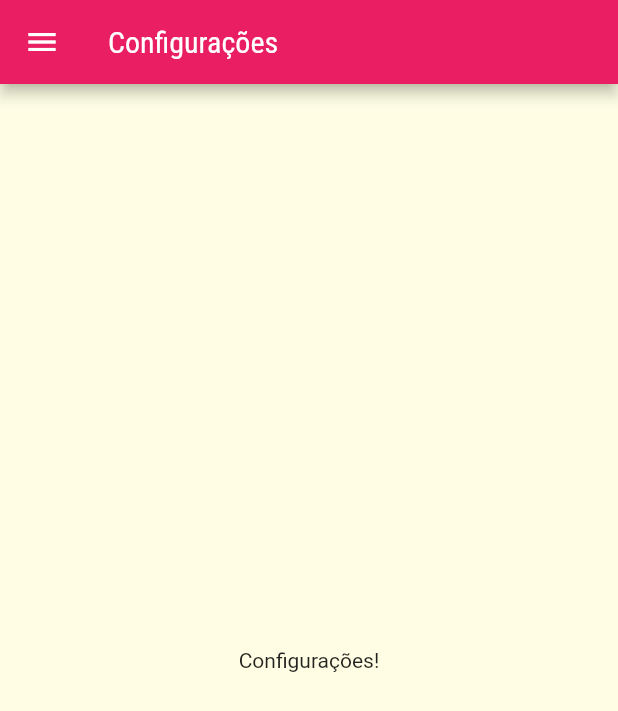
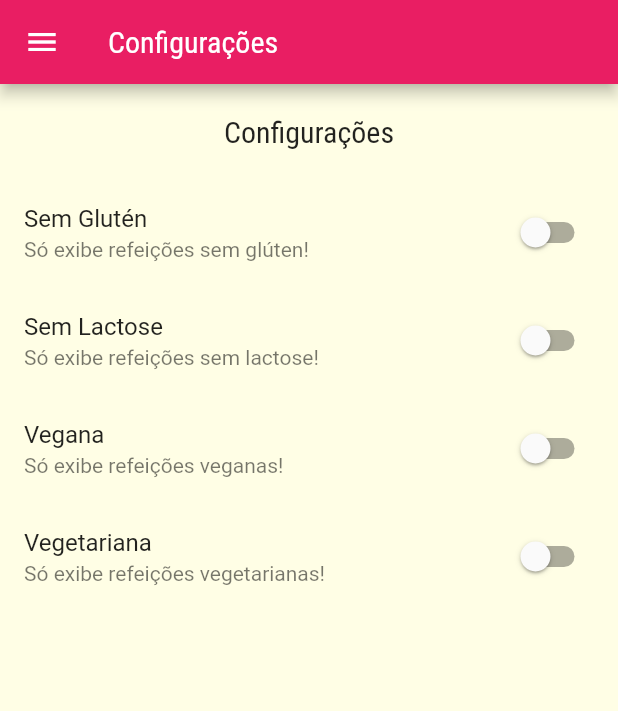
Before and after one commit to RoneyFabio/Meal, a Flutter app: the SettingsScreen screen opened by its route, on a phone screen of 412 x 824 dp. Shown: the top 711 px of the screen. Run offline on Flutter 3.47's test engine with Material 2 defaults, Android fonts, the phone set to English and light mode, and no system bars; network calls fail.

Commit message:
203. Filtrando os Dados #01

```diff
--- a/lib/main.dart
+++ b/lib/main.dart
@@ -4,10 +4,19 @@ import 'utils/app_routes.dart';
 import 'screens/meal_detail_screen.dart';
 import 'screens/tabs_screen.dart';
 import 'screens/settings_screen.dart';
+import 'models/meal.dart';
+import 'data/dummy_data.dart';
 
 void main() => runApp(MyApp());
 
-class MyApp extends StatelessWidget {
+class MyApp extends StatefulWidget {
+  @override
+  State<MyApp> createState() => _MyAppState();
+}
+
+class _MyAppState extends State<MyApp> {
+  List<Meal> _availableMeals = dummyMeals;
+
   @override
   Widget build(BuildContext context) {
     return MaterialApp(
@@ -29,7 +38,8 @@ class MyApp extends StatelessWidget {
       // home: const CategoriesScreen(),
       routes: {
         AppRoutes.HOME: (ctx) => TabsScreen(),
-        AppRoutes.CATEGORIES_MEALS: (ctx) => CategoriesMealsScreen(),
+        AppRoutes.CATEGORIES_MEALS: (ctx) =>
+            CategoriesMealsScreen(_availableMeals),
         AppRoutes.MEAL_DETAIL: (ctx) => MealDetailScreen(),
         AppRoutes.SETTINGS: (ctx) => SettingsScreen(),
       },
--- /dev/null
+++ b/lib/models/settings.dart
@@ -0,0 +1,13 @@
+class Settings {
+  bool isGlutenFree;
+  bool isLactoseFree;
+  bool isVegan;
+  bool isVegetarian;
+
+  Settings({
+    this.isGlutenFree = false,
+    this.isLactoseFree = false,
+    this.isVegan = false,
+    this.isVegetarian = false,
+  });
+}
--- a/lib/screens/categories_meals_screen.dart
+++ b/lib/screens/categories_meals_screen.dart
@@ -1,16 +1,18 @@
 import 'package:flutter/material.dart';
 import '../models/category.dart';
-import '../data/dummy_data.dart';
 import '../components/meal_item.dart';
+import '../models/meal.dart';
 
 class CategoriesMealsScreen extends StatelessWidget {
-  const CategoriesMealsScreen({Key? key}) : super(key: key);
+  const CategoriesMealsScreen(this.meals, {Key? key}) : super(key: key);
+
+  final List<Meal> meals;
 
   @override
   Widget build(BuildContext context) {
     final category = ModalRoute.of(context)!.settings.arguments as Category;
 
-    final categoryMeals = dummyMeals.where((meal) {
+    final categoryMeals = meals.where((meal) {
       return meal.categories.contains(category.id);
     }).toList();
 
--- a/lib/screens/settings_screen.dart
+++ b/lib/screens/settings_screen.dart
@@ -1,18 +1,78 @@
 import 'package:flutter/material.dart';
 import '../components/mains_drawer.dart';
+import '../models/settings.dart';
 
-class SettingsScreen extends StatelessWidget {
-  const SettingsScreen({super.key});
+class SettingsScreen extends StatefulWidget {
+  const SettingsScreen({Key? key}) : super(key: key);
+
+  @override
+  State<SettingsScreen> createState() => _SettingsScreenState();
+}
+
+class _SettingsScreenState extends State<SettingsScreen> {
+  var settings = Settings();
+
+  Widget _createSwitch(
+    String title,
+    String subtitle,
+    bool value,
+    Function(bool) onChanged,
+  ) {
+    return SwitchListTile.adaptive(
+      title: Text(title),
+      subtitle: Text(subtitle),
+      value: value,
+      onChanged: onChanged,
+    );
+  }
 
   @override
   Widget build(BuildContext context) {
     return Scaffold(
       appBar: AppBar(
-        title: Text('Configurações'),
+        title: const Text('Configurações'),
       ),
-      drawer: MainDrawer(),
-      body: Center(
-        child: Text('Configurações!'),
+      drawer: const MainDrawer(),
+      body: Column(
+        children: [
+          Container(
+            padding: const EdgeInsets.all(20),
+            child: Text(
+              'Configurações',
+              style: Theme.of(context).textTheme.headline6,
+            ),
+          ),
+          Expanded(
+            child: ListView(
+              children: [
+                _createSwitch(
+                  'Sem Glutén',
+                  'Só exibe refeições sem glúten!',
+                  settings.isGlutenFree,
+                  (value) => setState(() => settings.isGlutenFree = value),
+                ),
+                _createSwitch(
+                  'Sem Lactose',
+                  'Só exibe refeições sem lactose!',
+                  settings.isLactoseFree,
+                  (value) => setState(() => settings.isLactoseFree = value),
+                ),
+                _createSwitch(
+                  'Vegana',
+                  'Só exibe refeições veganas!',
+                  settings.isVegan,
+                  (value) => setState(() => settings.isVegan = value),
+                ),
+                _createSwitch(
+                  'Vegetariana',
+                  'Só exibe refeições vegetarianas!',
+                  settings.isVegetarian,
+                  (value) => setState(() => settings.isVegetarian = value),
+                ),
+              ],
+            ),
+          )
+        ],
       ),
     );
   }
```
